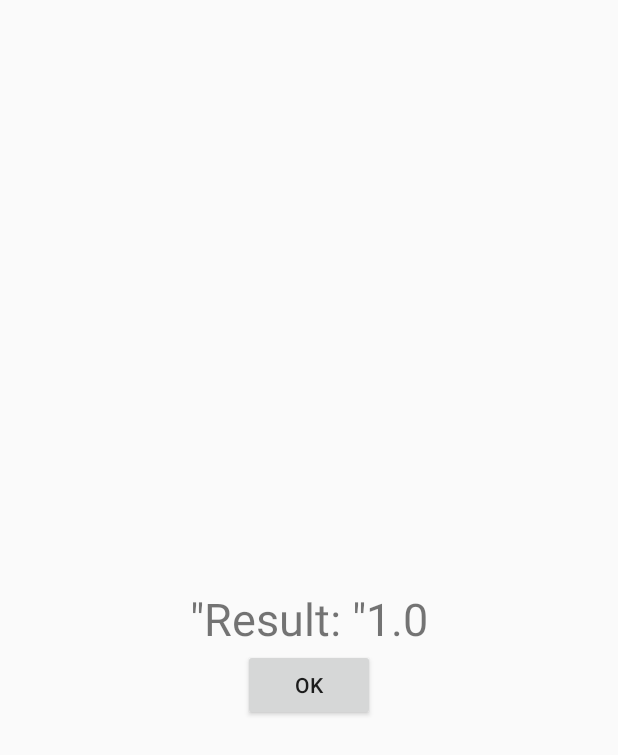
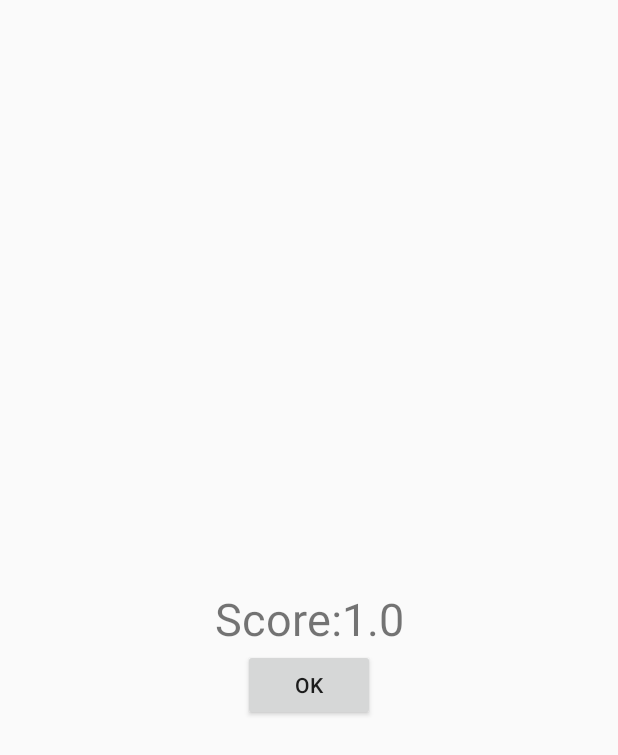
Before and after one commit to rowericzi/both-sides, an Android app: the EndGameActivity screen opened directly, with no data from a screen before it, on a phone screen of 412 x 824 dp. Shown: the top 755 px of the screen. Run offline under Robolectric (Android 15) with nearby library versions, the light colour scheme and no system bars.

Commit message:
Removed unnecessary quotes from strings; changed "result" to "score"

```diff
--- a/app/src/main/java/com/example/bothsides/EndGameActivity.java
+++ b/app/src/main/java/com/example/bothsides/EndGameActivity.java
@@ -13,20 +13,20 @@ public class EndGameActivity extends AppCompatActivity {
 		super.onCreate(savedInstanceState);
 		setContentView(R.layout.activity_end_game);
 
-		TextView textView = (TextView) findViewById(R.id.textView);
+		TextView textView = findViewById(R.id.textView);
 		String resultStr = "";
 		Intent intent = getIntent();
 		double result1 = intent.getDoubleExtra(MainActivity.EXTRA_RESULT_1, 1.0);
 
 
 		if (intent.getBooleanExtra(MainActivity.EXTRA_HAS_RESULT_2, false)) {
-			resultStr += getString(R.string.left_hand_result);
+			resultStr += getString(R.string.left_hand_score);
 			resultStr += String.valueOf(result1);
 			double result2 = intent.getDoubleExtra(MainActivity.EXTRA_RESULT_2, 1.0);
-			resultStr += "\n" + getString(R.string.right_hand_result);
+			resultStr += "\n" + getString(R.string.right_hand_score);
 			resultStr += String.valueOf(result2);
 		} else {
-			resultStr += getString(R.string.result);
+			resultStr += getString(R.string.score);
 			resultStr += String.valueOf(result1);
 		}
 		textView.setText(resultStr);
--- a/app/src/main/res/values/strings.xml
+++ b/app/src/main/res/values/strings.xml
@@ -17,7 +17,7 @@
     <string name="triplet_swing">Triplet swing</string>
     <string name="quintuplet_swing">Quintuplet swing</string>
     <string name="septuplet_swing">Septuplet swing</string>
-    <string name="left_hand_result">\"Left hand result: \"</string>
-    <string name="right_hand_result">\"Right hand result: \"</string>
-    <string name="result">\"Result: \"</string>
+    <string name="left_hand_score">Left hand score: </string>
+    <string name="right_hand_score">Right hand score: </string>
+    <string name="score">Score: </string>
 </resources>
```
